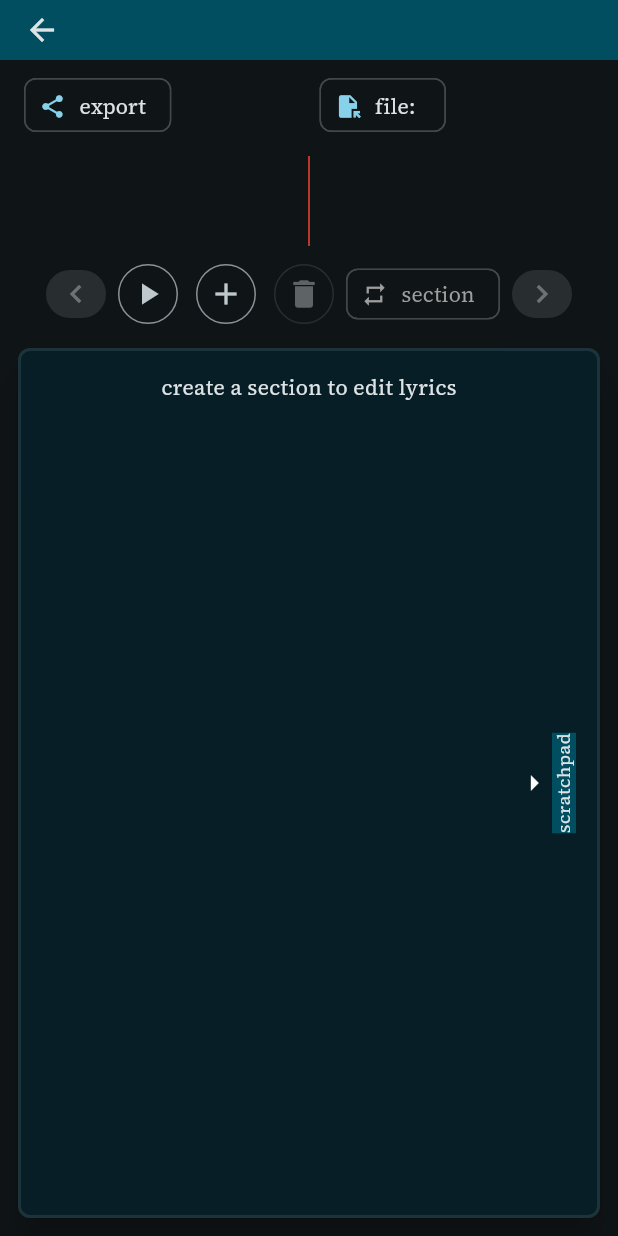
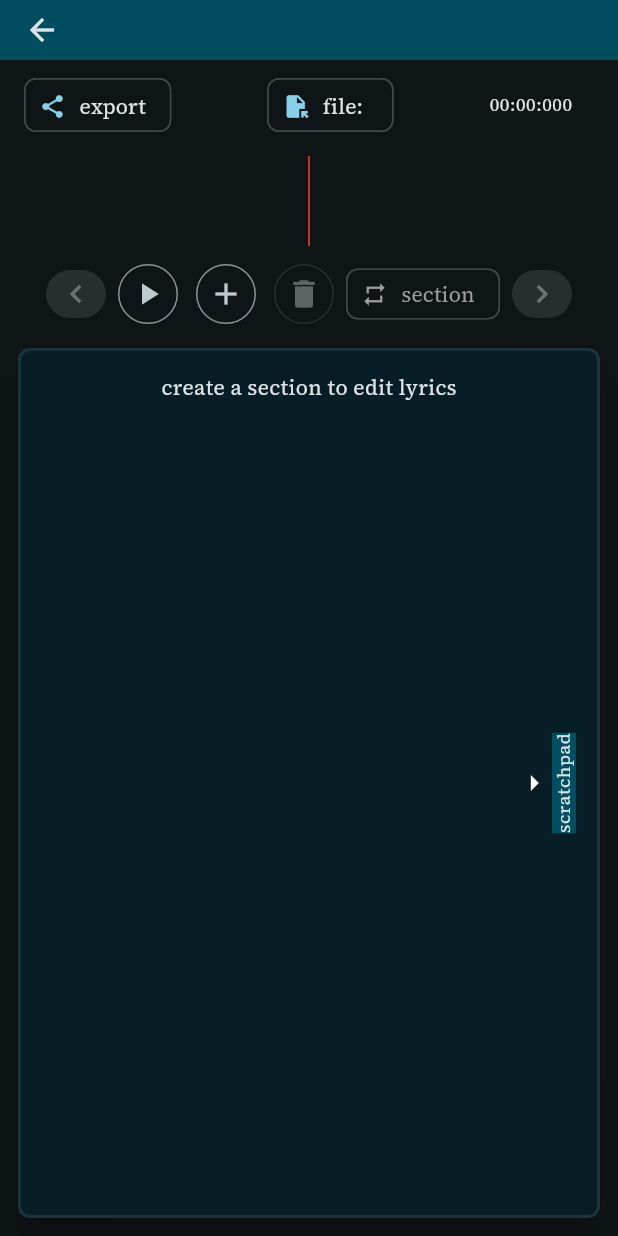
Before and after one commit to rlee2365/colora, a Flutter app: the ProjectEditor screen opened directly with empty values, on a phone screen of 412 x 824 dp. Run offline on Flutter 3.47's test engine with Material 3 defaults, Android fonts, the phone set to English and light mode, and no system bars; our stand-ins replace file_picker, flutter_svg, objectbox, permission_handler, share_plus, shared_preferences; missing offline and left inert: audio_waveforms, flutter_archive, fuzzywuzzy, keyboard_visibility_pro; accounts and stored records are empty; generated files the repository leaves out were written again; statements that could not run were skipped.

Commit message:
Add timestamp display

```diff
--- a/lib/project_editor.dart
+++ b/lib/project_editor.dart
@@ -85,7 +85,7 @@ class _ProjectEditorState extends State<ProjectEditor> {
                   child: Padding(
                     padding: const EdgeInsets.fromLTRB(8, 4, 8, 0),
                     child: Row(
-                      mainAxisAlignment: MainAxisAlignment.spaceAround,
+                      mainAxisAlignment: MainAxisAlignment.start,
                       children: [
                         ActionChip(
                           label: const Text("export"),
@@ -96,7 +96,8 @@ class _ProjectEditorState extends State<ProjectEditor> {
                               showHeaderActual ? const Icon(Icons.share) : null,
                         ),
                         const SizedBox(width: 16.0),
-                        Expanded(
+                        SizedBox(
+                          width: 180,
                           child: ActionChip(
                               avatar: showHeaderActual
                                   ? const Icon(Icons.file_open)
@@ -119,6 +120,15 @@ class _ProjectEditorState extends State<ProjectEditor> {
                               }),
                         ),
                         const SizedBox(width: 16),
+                        ChangeNotifierProvider.value(
+                            value: transportController,
+                            child: Consumer<AudioTransportController>(
+                                builder: (context, controller, _) {
+                              return Text(
+                                  formatDuration2(Duration(
+                                      milliseconds: controller.currentTimeMs)),
+                                  style: theme.textTheme.bodySmall);
+                            }))
                       ],
                     ),
                   ),
--- a/lib/utils.dart
+++ b/lib/utils.dart
@@ -33,6 +33,16 @@ String formatDuration1(Duration duration) {
   int seconds = duration.inSeconds.remainder(60);
 
   return '$minutes:${seconds.toString().padLeft(2, '0')}';
+}
+
+String formatDuration2(Duration duration) {
+  int minutes = duration.inMinutes;
+  int seconds = duration.inSeconds.remainder(60);
+  int milliseconds = duration.inMilliseconds.remainder(1000);
+
+  return '${minutes.toString().padLeft(2, '0')}:'
+      '${seconds.toString().padLeft(2, '0')}:'
+      '${milliseconds.toString().padLeft(3, '0')}';
 }
 
 class FilePickerInfo {
```
